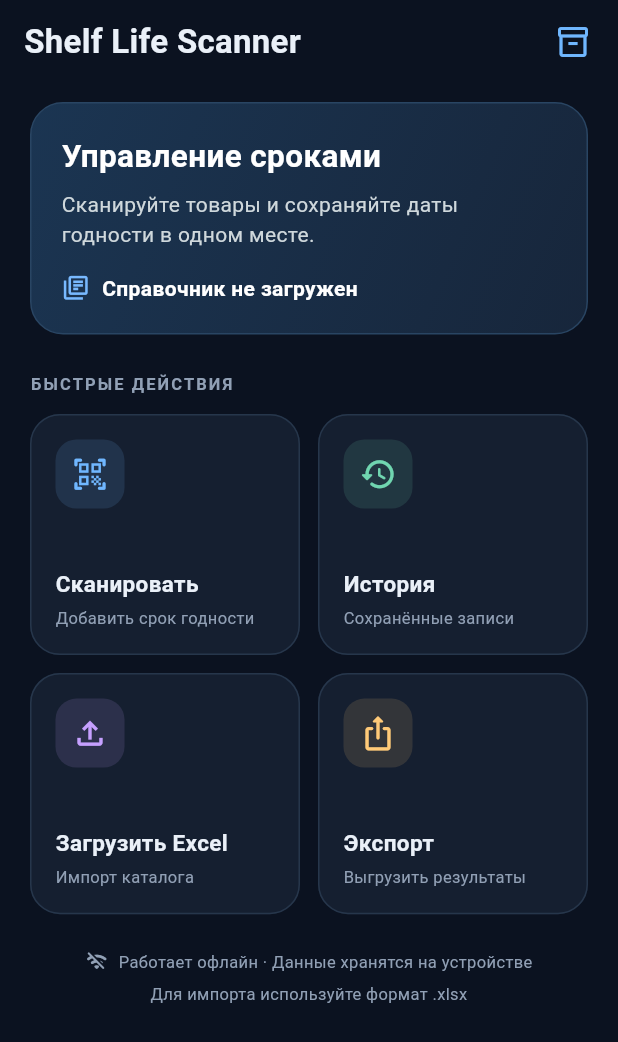
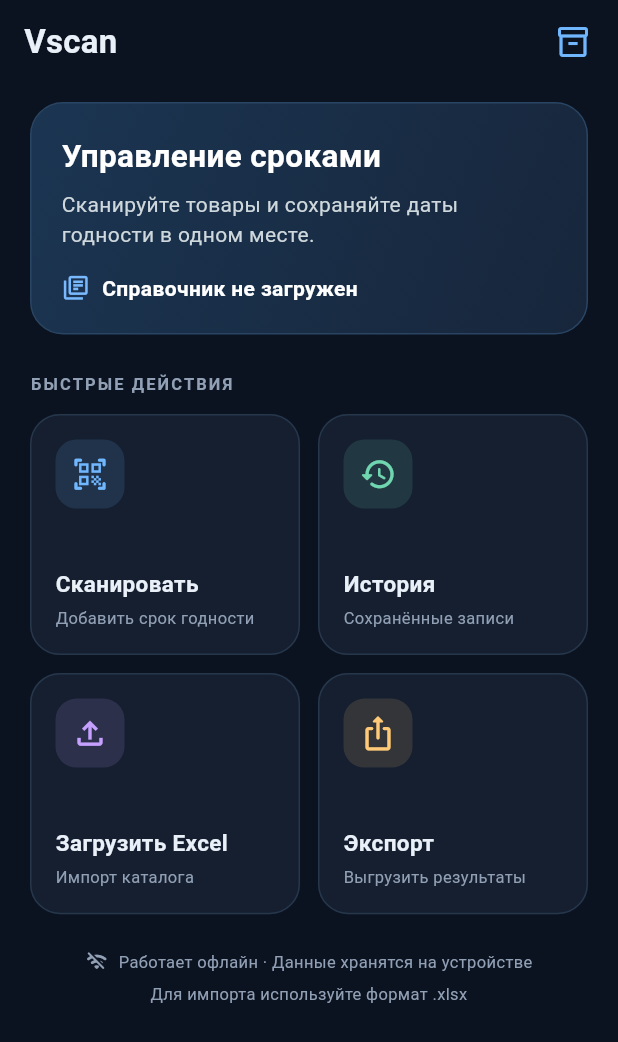
Before and after one commit to DarkVMD/Scanner_test, a Flutter app: the screen it shows after launch, on a phone screen of 412 x 824 dp. Shown: the top 1042 px of the screen. Run offline on Flutter 3.47's test engine with Material 3 defaults, Android fonts, the phone set to English and light mode, and no system bars; our stand-ins replace file_picker, share_plus, sqflite; missing offline and left inert: excel, mobile_scanner; accounts and stored records are empty.

Commit message:
Update dashboard branding to Vscan

```diff
--- a/lib/screens/home_screen.dart
+++ b/lib/screens/home_screen.dart
@@ -66,7 +66,7 @@ class _HomeScreenState extends State<HomeScreen> {
   @override
   Widget build(BuildContext context) => Scaffold(
     appBar: AppBar(
-      title: const Text('Shelf Life Scanner', style: TextStyle(fontWeight: FontWeight.w700, letterSpacing: 0.2)),
+      title: const Text('Vscan', style: TextStyle(fontWeight: FontWeight.w700, letterSpacing: 0.2)),
       centerTitle: false,
       actions: [
         Padding(
```
